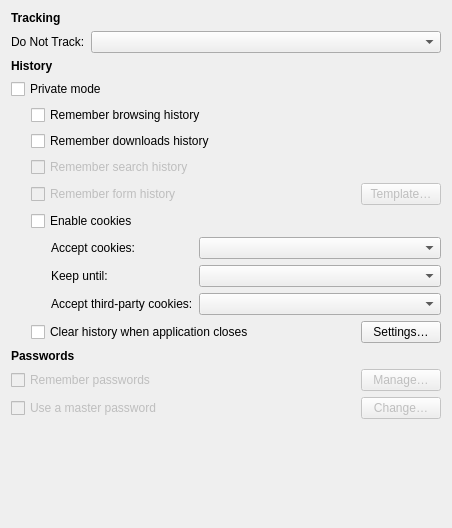
Above: src/ui/preferences/PreferencesPrivacyPageWidget.ui from OtterBrowser/otter-browser before the change. Below: the same form after it.
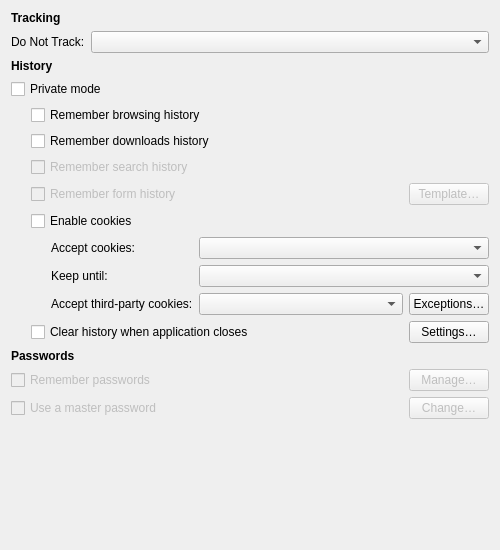
That is the form after the change.

Commit message: Add support for exceptions for third party cookies, fixes #770

```diff
--- a/src/ui/preferences/PreferencesPrivacyPageWidget.ui
+++ b/src/ui/preferences/PreferencesPrivacyPageWidget.ui
@@ -6,8 +6,8 @@
    <rect>
     <x>0</x>
     <y>0</y>
-    <width>452</width>
-    <height>528</height>
+    <width>500</width>
+    <height>550</height>
    </rect>
   </property>
   <layout class="QVBoxLayout" name="verticalLayout">
@@ -246,6 +246,8 @@
               </widget>
              </item>
              <item row="2" column="1">
+              <layout class="QHBoxLayout" name="thirdPartyCookiesLayout">
+               <item>
               <widget class="QComboBox" name="thirdPartyCookiesPolicyComboBox">
                <property name="sizePolicy">
                 <sizepolicy hsizetype="Expanding" vsizetype="Fixed">
@@ -254,6 +256,15 @@
                 </sizepolicy>
                </property>
               </widget>
+               </item>
+               <item>
+                <widget class="QPushButton" name="thirdPartyCookiesExceptionsButton">
+                 <property name="text">
+                  <string>Exceptions…</string>
+                 </property>
+                </widget>
+               </item>
+              </layout>
              </item>
             </layout>
            </widget>
```
Lines whose indentation alone changed are shown as unchanged. The commit also changes 12 other files.
